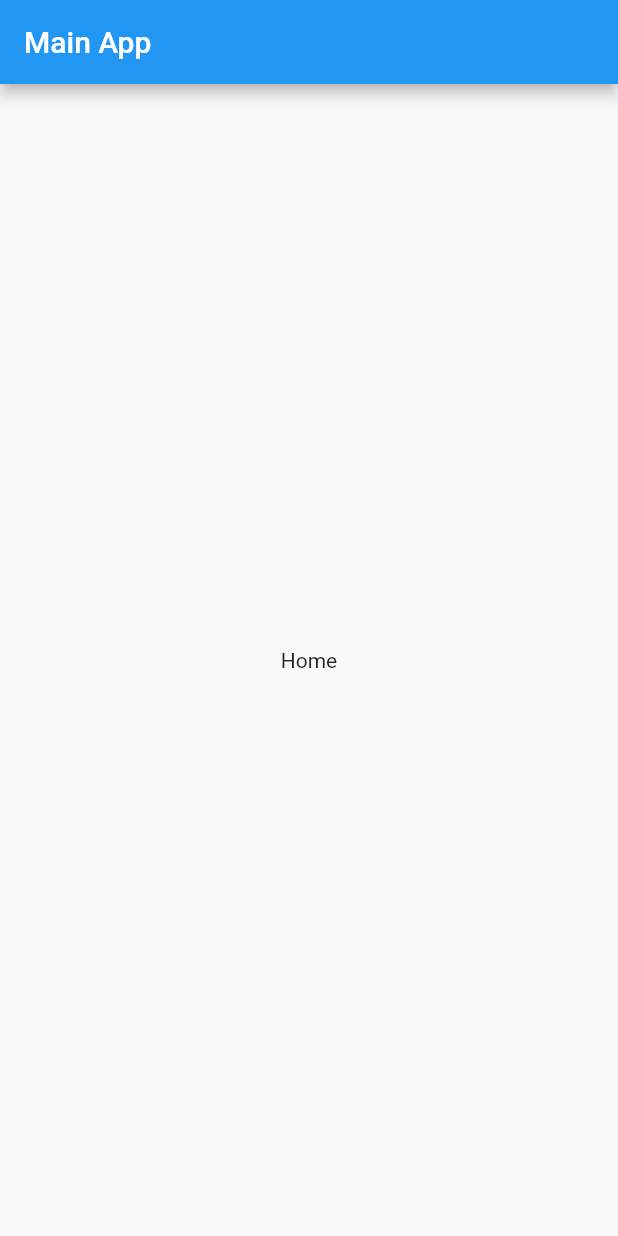
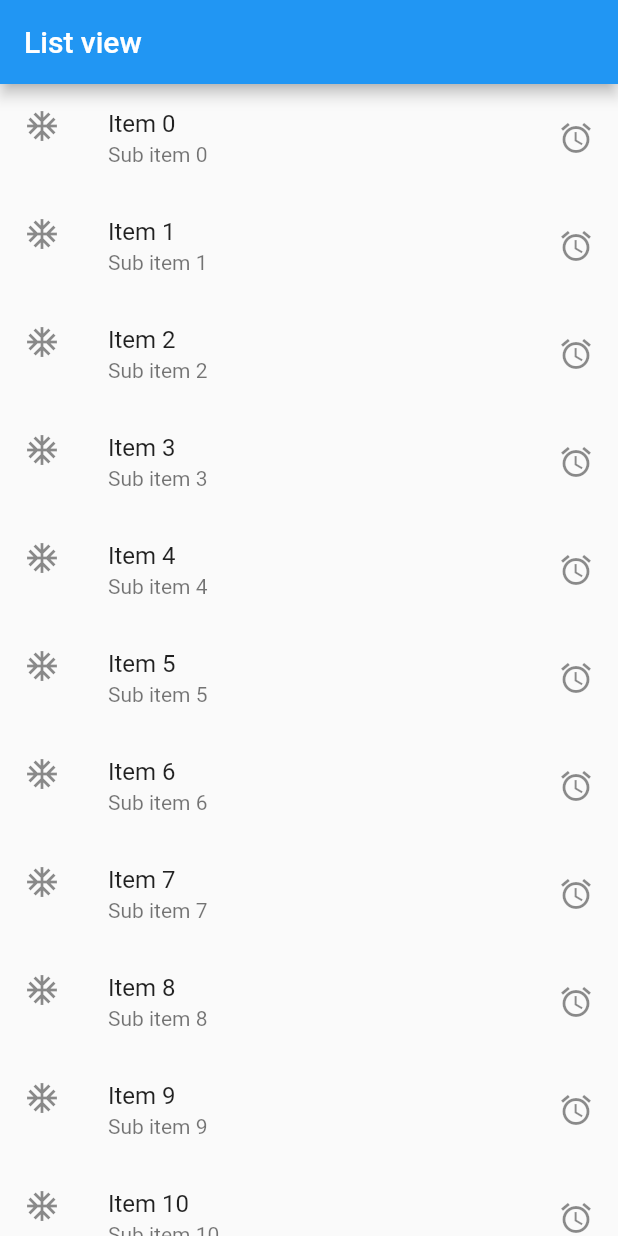
Before and after one commit to untaravc/flutter_start, a Flutter app: the screen it shows after launch, on a phone screen of 412 x 824 dp. Run offline on Flutter 3.47's test engine with Material 2 defaults, Android fonts, the phone set to English and light mode, and no system bars.

Commit message:
list view builder, list tile

```diff
--- a/lib/main.dart
+++ b/lib/main.dart
@@ -13,7 +13,7 @@ class MyApp extends StatelessWidget {
       debugShowCheckedModeBanner: false,
       home: Scaffold(
         appBar: AppBar(
-          title: Text('Main App'),
+          title: Text('List view'),
         ),
         body: Home(),
       ),
@@ -26,9 +26,13 @@ class Home extends StatelessWidget {
 
   @override
   Widget build(BuildContext context) {
-    return Container(
-      child: Center(
-        child: Text('Home'),
+    return ListView.builder(
+      itemCount: 20,
+      itemBuilder: (context, index) => ListTile(
+        title: Text('Item $index'),
+        subtitle: Text('Sub item $index'),
+        leading: Icon(Icons.ac_unit),
+        trailing: Icon(Icons.access_alarm),
       ),
     );
   }
```
